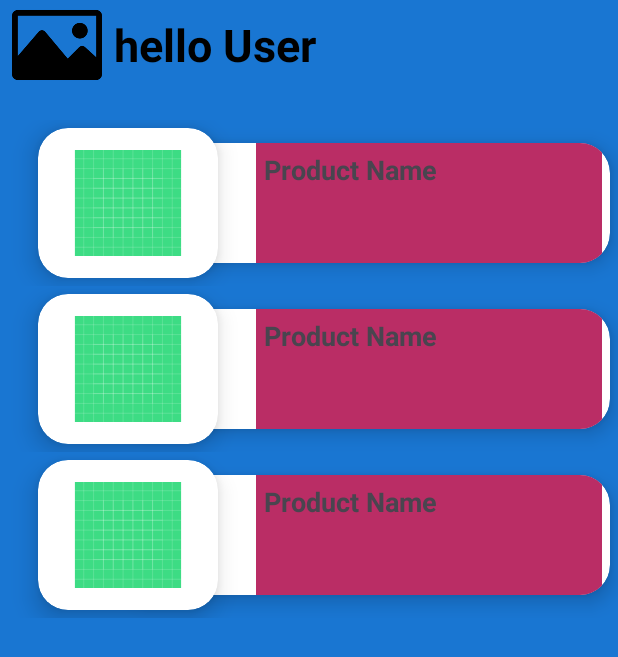
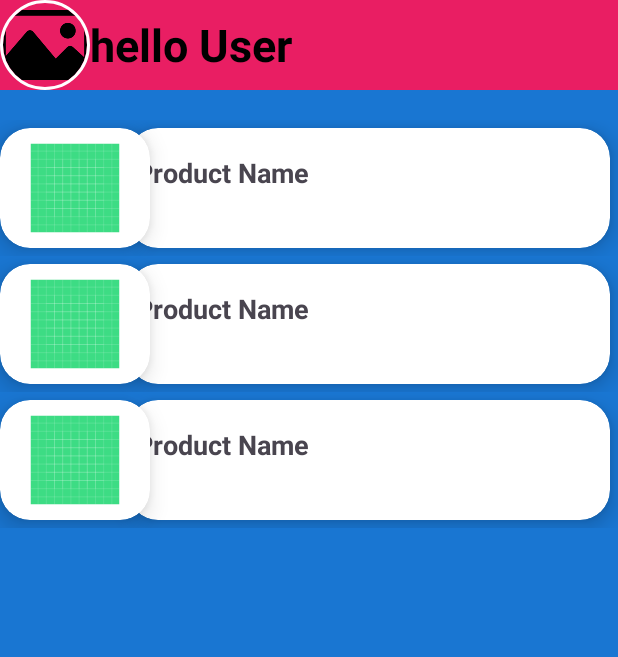
Before and after one commit to YosiBs/Gotcha-App, an Android app: the layout fragment_home.xml on its own in the app's theme, with its tools: preview values and no code run, on a phone screen of 412 x 824 dp. Shown: the top 657 px of the screen. Run offline under Robolectric (Android 15) with nearby library versions, the phone set to English and light mode, and no system bars.

```diff
--- a/app/build.gradle.kts
+++ b/app/build.gradle.kts
@@ -59,4 +59,7 @@ dependencies {
     //Form (addItem)
     implementation (libs.form.materials)
     implementation (libs.coordinator.layout)
+    //Circle Image
+    implementation (libs.circle.image)
+
 }
--- a/app/src/main/java/com/example/gotcha/Models/Product.java
+++ b/app/src/main/java/com/example/gotcha/Models/Product.java
@@ -26,7 +26,7 @@ public class Product {
     private String productName = "";  // Name of the product.
     private CategoryType category = CategoryType.NA ; // Category of the product (e.g., electronics, appliances).
     private double price = 0.0 ; // Price of the product.
-    private LocalDate purchaseDate ; // Date when the product was purchased.
+    private String purchaseDate ; // Date when the product was purchased.
     private String serialNumber = "" ; // Serial number of the product (if applicable).
     private String notes = "" ; // Any additional notes about the product.
     private boolean hasWarranty ;
@@ -94,12 +94,12 @@ public class Product {
         return this;
     }
 
-    public LocalDate getPurchaseDate() {
+    public String getPurchaseDate() {
 
         return purchaseDate;
     }
 
-    public Product setPurchaseDate(LocalDate purchaseDate) {
+    public Product setPurchaseDate(String purchaseDate) {
 
         this.purchaseDate = purchaseDate;
         return this;
--- a/app/src/main/res/layout/fragment_home.xml
+++ b/app/src/main/res/layout/fragment_home.xml
@@ -1,5 +1,6 @@
 <?xml version="1.0" encoding="utf-8"?>
 <FrameLayout xmlns:android="http://schemas.android.com/apk/res/android"
+    xmlns:app="http://schemas.android.com/apk/res-auto"
     xmlns:tools="http://schemas.android.com/tools"
     android:layout_width="match_parent"
     android:layout_height="match_parent"
@@ -8,17 +9,19 @@
     >
 
     <LinearLayout
+        android:id="@+id/home_header"
         android:layout_width="match_parent"
         android:layout_height="wrap_content"
+        android:background="@color/colorPrimary"
         >
-        <com.google.android.material.imageview.ShapeableImageView
-            android:id="@+id/user_IMG_profile"
-            android:layout_width="@dimen/user_image_width"
-            android:layout_height="@dimen/user_image_height"
-            tools:src="@drawable/image_placeholder"
-            android:layout_marginLeft="@dimen/user_image_marginLeft"
-            android:layout_marginRight="@dimen/user_image_marginRight"
-            />
+        <de.hdodenhof.circleimageview.CircleImageView
+            android:id="@+id/profile_image"
+            android:layout_width="60dp"
+            android:layout_height="60dp"
+            android:src="@drawable/image_placeholder"
+            android:scaleType="centerCrop"
+            app:civ_border_width="2dp"
+            app:civ_border_color="@color/white" />
 
         <!-- TODO: Update blank fragment layout -->
         <com.google.android.material.textview.MaterialTextView
@@ -31,6 +34,7 @@
             android:textSize="@dimen/user_name_text_size"
             android:layout_gravity="center"
             />
+
     </LinearLayout>
 
 
--- a/app/src/main/res/layout/horizontal_product_item.xml
+++ b/app/src/main/res/layout/horizontal_product_item.xml
@@ -9,17 +9,19 @@
 
 <!--CARD TO SHOW PRODUCT IMAGE (WILL BE IN +id/product_CARD_data)-->
     <androidx.cardview.widget.CardView
-        android:layout_width="@dimen/image_width"
-        android:layout_height="@dimen/image_height"
-        android:elevation="@dimen/image_elevation"
-        app:cardCornerRadius="@dimen/image_corner_radius"
-        app:cardElevation="@dimen/image_elevation"
-        android:layout_marginVertical="@dimen/image_vertical_margin"
-        android:layout_marginStart="@dimen/image_vertical_margin"
+        android:id="@+id/IMG_card_view"
+        android:layout_width="@dimen/preview_image_width"
+        android:layout_height="@dimen/preview_image_height"
+        android:elevation="@dimen/preview_image_elevation"
+        app:cardCornerRadius="@dimen/preview_corner_radius"
+        app:cardElevation="@dimen/preview_image_elevation"
+        android:layout_marginVertical="@dimen/preview_image_vertical_margin"
+        android:layout_marginStart="@dimen/preview_image_vertical_margin"
         app:layout_constraintBottom_toBottomOf="parent"
         app:layout_constraintEnd_toStartOf="@id/product_CARD_data"
         app:layout_constraintStart_toStartOf="@id/product_CARD_data"
-        app:layout_constraintTop_toTopOf="parent">
+        app:layout_constraintTop_toTopOf="parent"
+        >
 
         <com.google.android.material.imageview.ShapeableImageView
             android:id="@+id/product_IMG"
@@ -38,23 +40,28 @@
         android:layout_marginEnd="@dimen/product_end_margin"
         android:layout_marginVertical="@dimen/product_end_margin"
         android:elevation="@dimen/product_elevation"
-        app:cardCornerRadius="@dimen/image_corner_radius"
+        app:cardCornerRadius="@dimen/preview_corner_radius"
         app:cardElevation="@dimen/product_elevation"
         app:layout_constraintBottom_toBottomOf="parent"
         app:layout_constraintEnd_toEndOf="parent"
-        app:layout_constraintTop_toTopOf="parent">
+        app:layout_constraintTop_toTopOf="parent"
+        app:layout_constraintStart_toStartOf="@+id/IMG_card_view"
         >
 
-        <RelativeLayout
+
+        <GridLayout
             android:layout_width="match_parent"
-            android:layout_height="match_parent"
-            android:layout_marginEnd="@dimen/product_end_margin"
-            android:layout_marginStart="@dimen/product_start_margin"
-            android:background="#BA2D65"
-            >
+            android:layout_height="wrap_content"
+            android:columnCount="2"
+            android:rowCount="3"
+            android:alignmentMode="alignBounds"
+            android:columnOrderPreserved="false"
+            android:useDefaultMargins="true"
+            android:layout_gravity="center_vertical">
+
             <com.google.android.material.textview.MaterialTextView
                 android:id="@+id/product_LBL_name"
-                android:layout_width="match_parent"
+                android:layout_width="wrap_content"
                 android:layout_height="wrap_content"
                 android:layout_alignParentStart="true"
                 android:layout_alignParentTop="true"
@@ -67,8 +74,9 @@
                 android:textStyle="bold"
                 tools:text="Product Name" />
 
+        </GridLayout>
 
-        </RelativeLayout>
+
 
     </androidx.cardview.widget.CardView>
 
--- a/app/src/main/res/values/dimens.xml
+++ b/app/src/main/res/values/dimens.xml
@@ -2,11 +2,11 @@
 <resources>
     <!--Home Fragment layout-->
     <dimen name="padding">2dp</dimen>
-    <dimen name="image_width">120dp</dimen>
-    <dimen name="image_height">100dp</dimen>
-    <dimen name="image_vertical_margin">5dp</dimen>
-    <dimen name="image_corner_radius">20dp</dimen>
-    <dimen name="image_elevation">10dp</dimen>
+    <dimen name="preview_image_width">100dp</dimen>
+    <dimen name="preview_image_height">80dp</dimen>
+    <dimen name="preview_image_vertical_margin">5dp</dimen>
+    <dimen name="preview_corner_radius">20dp</dimen>
+    <dimen name="preview_image_elevation">10dp</dimen>
     <dimen name="product_card_height">80dp</dimen>
     <dimen name="product_start_margin">85dp</dimen>
     <dimen name="product_end_margin">5dp</dimen>
--- a/gradle/libs.versions.toml
+++ b/gradle/libs.versions.toml
@@ -14,7 +14,7 @@ gmsPlayServicesAuth = "20.7.0"
 picasso = "2.71828"
 materialVersion = "1.2.0"
 corrdinatorLayoutVersion = "1.1.0"
-
+circleImageVersion = "3.1.0"
 
 
 [libraries]
@@ -35,6 +35,9 @@ picasso-library = {module = "com.squareup.picasso:picasso" ,version.ref = "picas
 form-materials = {module = "com.google.android.material:material", version.ref = "materialVersion"}
 coordinator-layout = {module = "androidx.coordinatorlayout:coordinatorlayout" , version.ref = "corrdinatorLayoutVersion"}
 #Material 3 Core
+#Circle Image:
+circle-image = {module = "de.hdodenhof:circleimageview" , version.ref = "circleImageVersion"}
+
 
 
 [plugins]
```
Also changed, not shown: app/src/main/java/com/example/gotcha/Activities/LoginActivity.java (+9 -4 lines), app/src/main/java/com/example/gotcha/Adapters/ProductAdapter.java (added, +99 -0 lines), app/src/main/java/com/example/gotcha/Fragments/AddItemFragment.java (+19 -13 lines), app/src/main/java/com/example/gotcha/Fragments/HomeFragment.java (+48 -44 lines), app/src/main/java/com/example/gotcha/Interfaces/CallBack_Product.java (added, +8 -0 lines), app/src/main/java/com/example/gotcha/Logics/FirebaseManager.java (+15 -3 lines), app/src/main/java/com/example/gotcha/Models/CurrentUser.java (+50 -22 lines), app/src/main/java/com/example/gotcha/Models/User.java (+5 -6 lines), app/src/main/java/com/example/gotcha/Models/Warranty.java (+8 -7 lines), app/src/main/res/layout/fragment_add_item.xml (+21 -20 lines).
